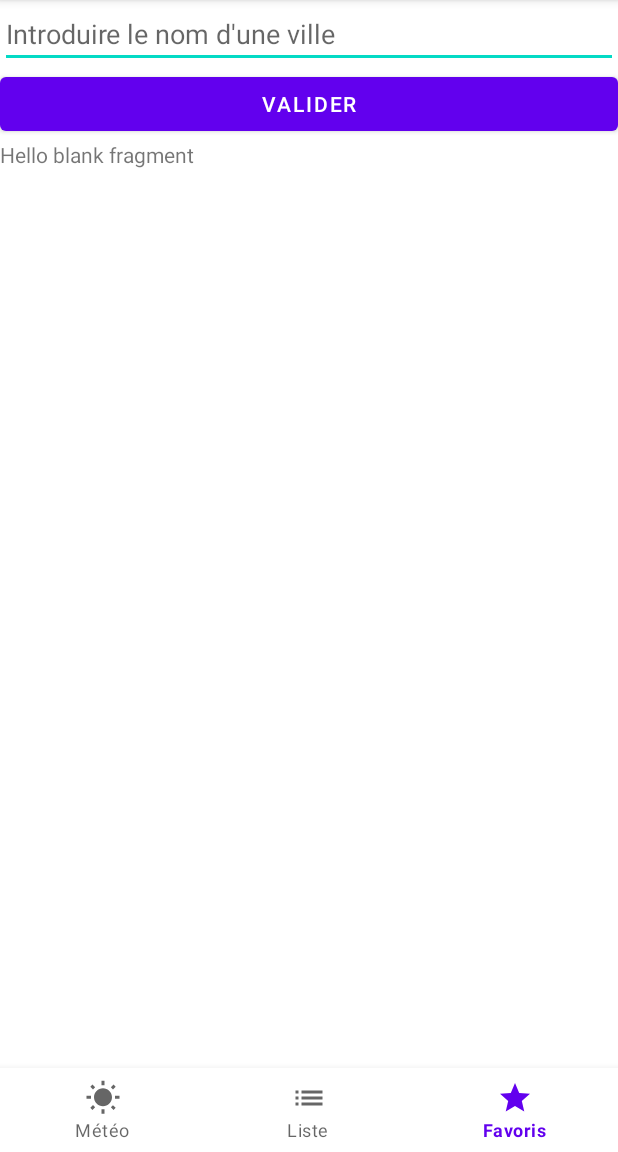
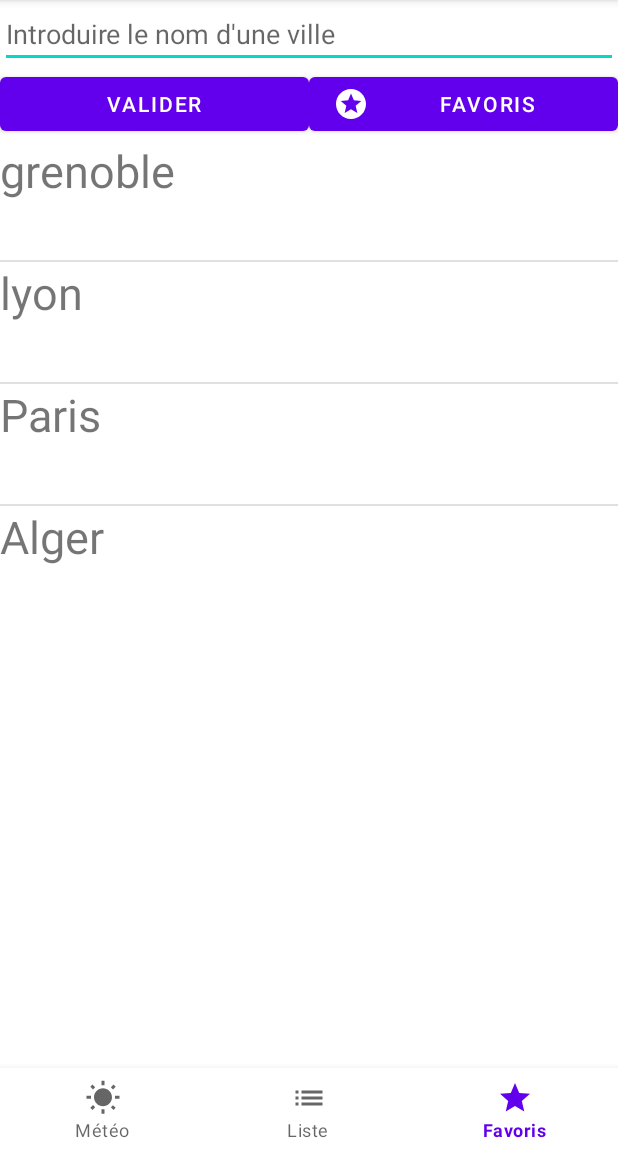
Before and after one commit to haddadyanis10/DevMob, an Android app: the screen it shows after launch (MainActivity), item 3 of the bottom bar chosen, on a phone screen of 412 x 824 dp, the part 84-1236 px from its top. Run offline under Robolectric (Android 15) with nearby library versions, the phone set to English and light mode, and no system bars.

Commit message:
affichage 5 jours + recup favoris

```diff
--- a/app/src/main/java/com/example/devmobile/MainActivity.java
+++ b/app/src/main/java/com/example/devmobile/MainActivity.java
@@ -6,6 +6,7 @@ import androidx.fragment.app.Fragment;
 
 import android.content.Context;
 import android.os.Bundle;
+import android.util.Log;
 import android.view.MenuItem;
 import android.view.View;
 import android.view.inputmethod.InputMethodManager;
@@ -14,6 +15,15 @@ import android.widget.EditText;
 import android.widget.Toast;
 
 import com.google.android.material.bottomnavigation.BottomNavigationView;
+import com.google.gson.JsonObject;
+
+import org.json.JSONArray;
+import org.json.JSONException;
+import org.json.JSONObject;
+
+import java.io.IOException;
+import java.io.InputStream;
+import java.util.ArrayList;
 
 import retrofit2.Call;
 import retrofit2.Callback;
@@ -25,14 +35,16 @@ public class MainActivity extends AppCompatActivity {
 
     private BottomNavigationView bottomNavigationView;
     private EditText villeInput;
+    //valider button
     private Button submit;
     public String villeState = "Grenoble";
+    //favoris button
+    private Button favoris;
 
     @Override
     protected void onCreate(Bundle savedInstanceState) {
         super.onCreate(savedInstanceState);
         setContentView(R.layout.activity_main);
-
 
         bottomNavigationView=findViewById(R.id.bottomNav);
         bottomNavigationView.setOnNavigationItemSelectedListener(bottomNavMethod);
@@ -47,7 +59,6 @@ public class MainActivity extends AppCompatActivity {
                 if (villeInput.getText() != null){
                     villeState = villeInput.getText().toString();
                     getSupportFragmentManager().beginTransaction().replace(R.id.container,new SunFragment(villeInput.getText().toString())).commit();
-                    //to close keyboard
                     InputMethodManager imm = (InputMethodManager)getSystemService(Context.INPUT_METHOD_SERVICE);
                     imm.hideSoftInputFromWindow(villeInput.getWindowToken(), 0);
                 }
@@ -56,6 +67,18 @@ public class MainActivity extends AppCompatActivity {
                 }*/
             }
         });
+
+        this.favoris = (Button) findViewById(R.id.fav);
+        favoris.setOnClickListener(new View.OnClickListener() {
+            @Override
+            public void onClick(View v) {
+                if (villeInput.getText() != null){
+                    villeState = villeInput.getText().toString();
+                    new StarFragment(villeInput.getText().toString());
+                }
+            }
+        });
+
     }
     private BottomNavigationView.OnNavigationItemSelectedListener bottomNavMethod = new BottomNavigationView.OnNavigationItemSelectedListener() {
         @Override
@@ -69,7 +92,7 @@ public class MainActivity extends AppCompatActivity {
                     fragment = new ListFragment(villeState);
                     break;
                 case R.id.star:
-                    fragment = new StarFragment();
+                    fragment = new StarFragment(null);
                     break;
             }
             getSupportFragmentManager().beginTransaction().replace(R.id.container,fragment).commit();
@@ -78,4 +101,35 @@ public class MainActivity extends AppCompatActivity {
     };
 
 
+    private String JsonDataFromAsset(){
+        String json = null;
+        try {
+            InputStream is = getAssets().open("fav.json");
+            int size = is.available();
+            byte[] buffer = new byte[size];
+            is.read(buffer);
+            is.close();
+            json = new String(buffer, "UTF-8");
+        }
+        catch (IOException ex) {
+            ex.printStackTrace();
+            return null;
+        }
+        return json;
+    }
+
+    public ArrayList<String> readFavoris(){
+    ArrayList<String> locList=new ArrayList<String>();
+        try {
+            JSONObject obj = new JSONObject(this.JsonDataFromAsset());
+            JSONArray favoris=obj.getJSONArray("favoris");
+            for (int i=0;i<favoris.length();i++){
+                String jsonObject = favoris.getString(i);
+                locList.add(jsonObject);
+            }
+        } catch (JSONException e) {
+            e.printStackTrace();
+        }
+        return locList;
+    }
 }
--- a/app/src/main/java/com/example/devmobile/RecyclerViewAdapter.java
+++ b/app/src/main/java/com/example/devmobile/RecyclerViewAdapter.java
@@ -3,11 +3,8 @@ package com.example.devmobile;
 import android.view.LayoutInflater;
 import android.view.View;
 import android.view.ViewGroup;
-import android.widget.ImageView;
 import android.widget.TextView;
-
 import androidx.recyclerview.widget.RecyclerView;
-
 import java.util.List;
 
 
--- a/app/src/main/java/com/example/devmobile/StarFragment.java
+++ b/app/src/main/java/com/example/devmobile/StarFragment.java
@@ -1,12 +1,18 @@
 package com.example.devmobile;
 
+import android.os.Build;
 import android.os.Bundle;
 
+import androidx.annotation.RequiresApi;
 import androidx.fragment.app.Fragment;
 
 import android.view.LayoutInflater;
 import android.view.View;
 import android.view.ViewGroup;
+import android.widget.ArrayAdapter;
+import android.widget.ListView;
+
+import java.util.ArrayList;
 
 /**
  * A simple {@link Fragment} subclass.
@@ -14,6 +20,9 @@ import android.view.ViewGroup;
  * create an instance of this fragment.
  */
 public class StarFragment extends Fragment {
+
+    ArrayList<String> mesfavoris = new ArrayList<String>();
+    ListView listview;
 
     // TODO: Rename parameter arguments, choose names that match
     // the fragment initialization parameters, e.g. ARG_ITEM_NUMBER
@@ -24,8 +33,11 @@ public class StarFragment extends Fragment {
     private String mParam1;
     private String mParam2;
 
-    public StarFragment() {
+    public StarFragment(String ville) {
         // Required empty public constructor
+        if(ville != null){
+            mesfavoris.add(ville);
+        }
     }
 
     /**
@@ -37,8 +49,8 @@ public class StarFragment extends Fragment {
      * @return A new instance of fragment StarFragment.
      */
     // TODO: Rename and change types and number of parameters
-    public static StarFragment newInstance(String param1, String param2) {
-        StarFragment fragment = new StarFragment();
+    public StarFragment newInstance(String param1, String param2) {
+        StarFragment fragment = new StarFragment(null);
         Bundle args = new Bundle();
         args.putString(ARG_PARAM1, param1);
         args.putString(ARG_PARAM2, param2);
@@ -48,6 +60,7 @@ public class StarFragment extends Fragment {
 
     @Override
     public void onCreate(Bundle savedInstanceState) {
+        //mesfavoris = ((MainActivity) getActivity()).read_json();
         super.onCreate(savedInstanceState);
         if (getArguments() != null) {
             mParam1 = getArguments().getString(ARG_PARAM1);
@@ -55,10 +68,16 @@ public class StarFragment extends Fragment {
         }
     }
 
+    @RequiresApi(api = Build.VERSION_CODES.O)
     @Override
     public View onCreateView(LayoutInflater inflater, ViewGroup container,
                              Bundle savedInstanceState) {
         // Inflate the layout for this fragment
-        return inflater.inflate(R.layout.fragment_star, container, false);
+        View v = inflater.inflate(R.layout.fragment_star, container, false);
+        this.listview = (ListView) v.findViewById(R.id.listView);
+        mesfavoris = ((MainActivity) getActivity()).readFavoris();
+        ArrayAdapter<String> adapter = new ArrayAdapter<String>(getActivity(), R.layout.item_layout_favoris,R.id.item_ville, mesfavoris);
+        this.listview.setAdapter(adapter);
+        return v;
     }
 }
--- /dev/null
+++ b/app/src/main/java/com/example/devmobile/fav.json
@@ -0,0 +1,3 @@
+{
+  "favoris":["grenoble","lyon"]
+}
--- /dev/null
+++ b/app/src/main/res/drawable/ic_baseline_stars.xml
@@ -0,0 +1,5 @@
+<vector android:height="24dp" android:tint="#FFFFFF"
+    android:viewportHeight="24" android:viewportWidth="24"
+    android:width="24dp" xmlns:android="http://schemas.android.com/apk/res/android">
+    <path android:fillColor="@android:color/white" android:pathData="M11.99,2C6.47,2 2,6.48 2,12s4.47,10 9.99,10C17.52,22 22,17.52 22,12S17.52,2 11.99,2zM16.23,18L12,15.45 7.77,18l1.12,-4.81 -3.73,-3.23 4.92,-0.42L12,5l1.92,4.53 4.92,0.42 -3.73,3.23L16.23,18z"/>
+</vector>
--- a/app/src/main/res/layout/activity_main.xml
+++ b/app/src/main/res/layout/activity_main.xml
@@ -16,11 +16,28 @@
             />
         <Button
             android:id="@+id/submit"
-            android:layout_width="match_parent"
+            android:layout_width="0dp"
             android:layout_height="wrap_content"
             android:text="Valider"
             app:layout_constraintTop_toBottomOf="@id/inputCity"
             app:layout_constraintStart_toStartOf="parent"
+            app:layout_constraintEnd_toStartOf="@id/fav"
+            app:layout_constraintEnd_toEndOf="parent"
+            app:layout_constraintBottom_toTopOf="@id/container"
+            android:gravity="center"
+            />
+
+        <Button
+            android:id="@+id/fav"
+            android:layout_width="0dp"
+            android:layout_height="wrap_content"
+            android:text="Favoris"
+            app:layout_constraintEnd_toEndOf="parent"
+            app:layout_constraintStart_toEndOf="@id/submit"
+            app:layout_constraintTop_toBottomOf="@id/inputCity"
+            app:layout_constraintBottom_toTopOf="@id/container"
+            android:gravity="center"
+            android:drawableLeft="@drawable/ic_baseline_stars"
             />
 
     <androidx.fragment.app.FragmentContainerView
--- a/app/src/main/res/layout/fragment_star.xml
+++ b/app/src/main/res/layout/fragment_star.xml
@@ -5,10 +5,14 @@
     android:layout_height="match_parent"
     tools:context=".StarFragment">
 
-    <!-- TODO: Update blank fragment layout -->
-    <TextView
+    <RelativeLayout
         android:layout_width="match_parent"
-        android:layout_height="match_parent"
-        android:text="@string/hello_blank_fragment" />
+        android:layout_height="match_parent">
+
+        <ListView
+            android:id="@+id/listView"
+            android:layout_width="wrap_content"
+            android:layout_height="wrap_content" />
+    </RelativeLayout>
 
 </FrameLayout>
--- /dev/null
+++ b/app/src/main/res/layout/item_layout_favoris.xml
@@ -0,0 +1,18 @@
+<?xml version="1.0" encoding="utf-8"?>
+<androidx.constraintlayout.widget.ConstraintLayout
+    xmlns:android="http://schemas.android.com/apk/res/android"
+    xmlns:app="http://schemas.android.com/apk/res-auto"
+    android:orientation="vertical"
+    android:layout_width="match_parent"
+    android:layout_height="80dp">
+
+    <TextView
+        android:id="@+id/item_ville"
+        android:textSize="30sp"
+        app:layout_constraintTop_toTopOf="parent"
+        app:layout_constraintBottom_toBottomOf="parent"
+        app:layout_constraintStart_toStartOf="parent"
+
+        android:layout_width="match_parent"
+        android:layout_height="match_parent"/>
+</androidx.constraintlayout.widget.ConstraintLayout>
```
Also changed, not shown: app/src/main/assets/fav.json (added, +8 -0 lines), app/src/main/java/com/example/devmobile/Utils.java (+33 -0 lines).
